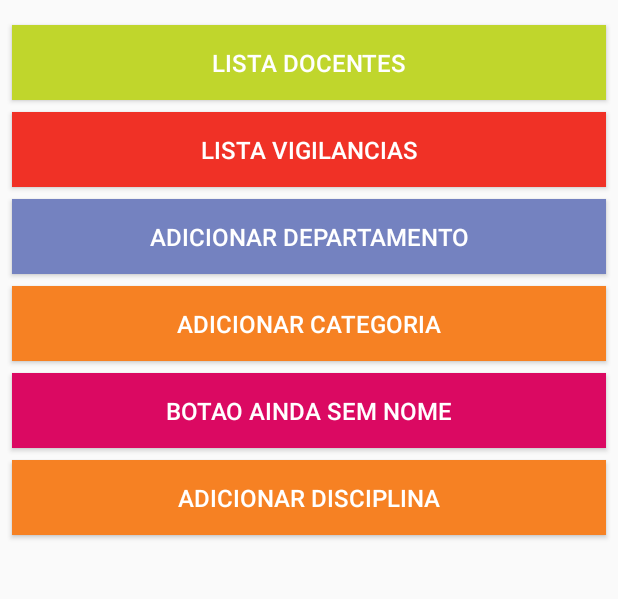
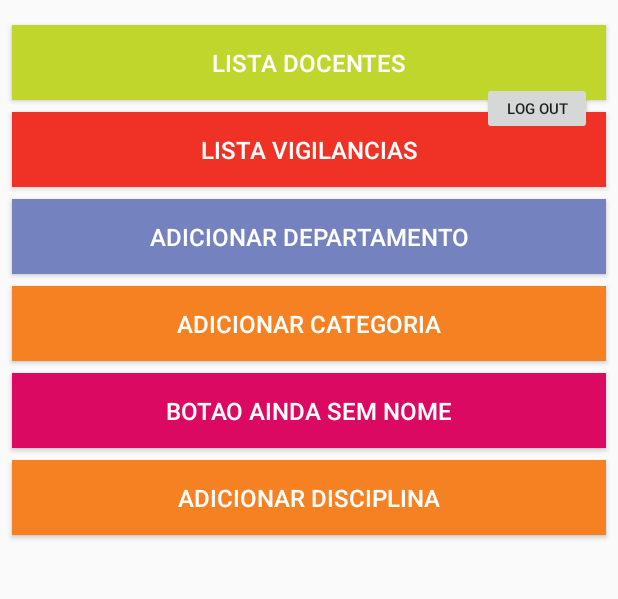
Before and after one commit to msousa06/M7, an Android app: the screen it shows after launch (MainActivity), on a phone screen of 412 x 824 dp, the part 317-916 px from its top. Run offline under Robolectric (Android 15) with nearby library versions, the phone set to English and light mode, and no system bars; our stand-ins replace Firebase (no records; nobody signed in at launch, a user with empty details on screens opened directly).

Commit message:
btn logout com localização temporaria

```diff
--- a/app/src/main/res/layout/activity_main_menu.xml
+++ b/app/src/main/res/layout/activity_main_menu.xml
@@ -159,5 +159,18 @@
         app:layout_constraintStart_toStartOf="parent"
         app:layout_constraintTop_toBottomOf="@+id/btnSemNome" />
 
+    <Button
+        android:id="@+id/logOutBtn"
+        android:layout_width="73dp"
+        android:layout_height="35dp"
+        android:text="Log out"
+        android:textSize="10sp"
+        app:layout_constraintBottom_toBottomOf="parent"
+        app:layout_constraintEnd_toEndOf="parent"
+        app:layout_constraintHorizontal_bias="0.948"
+        app:layout_constraintStart_toStartOf="parent"
+        app:layout_constraintTop_toTopOf="parent"
+        app:layout_constraintVertical_bias="0.287" />
+
 
 </android.support.constraint.ConstraintLayout>
```
